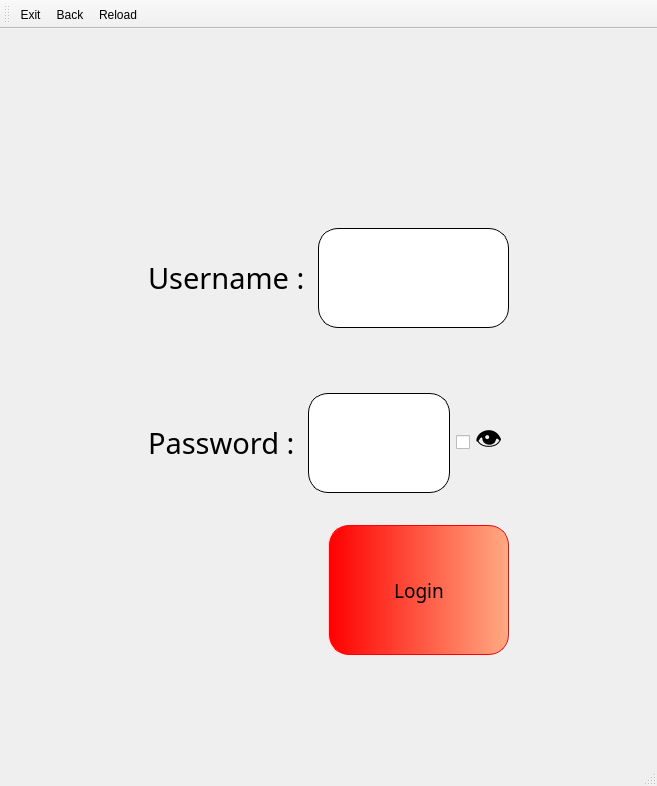
Before: the Qt Designer form admin_login.ui in MohamadAminA/Cinema, drawn with Qt 5.
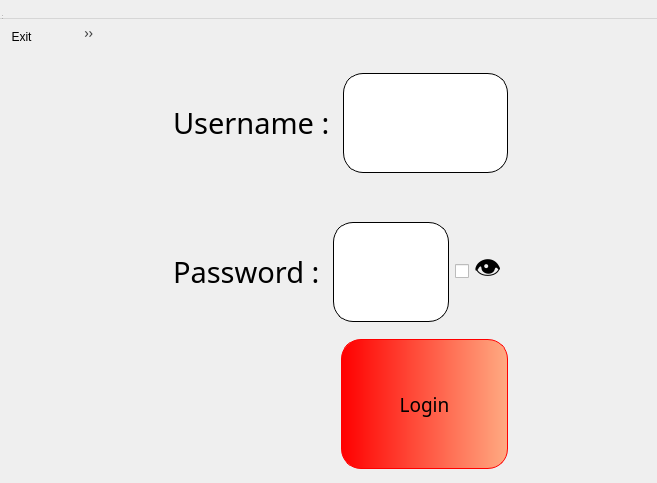
After: the same form once the commit is applied. Icons and pictures are not drawn.

Commit message:
Fix and update admin_login form
Convert admin_login to QDialog form
Use database instead of file

What changed in the file:
```diff
--- a/admin_login.ui
+++ b/admin_login.ui
@@ -1,13 +1,13 @@
 <?xml version="1.0" encoding="UTF-8"?>
 <ui version="4.0">
  <class>admin_login</class>
- <widget class="QMainWindow" name="admin_login">
+ <widget class="QDialog" name="admin_login">
   <property name="geometry">
    <rect>
     <x>0</x>
     <y>0</y>
     <width>657</width>
-    <height>786</height>
+    <height>483</height>
    </rect>
   </property>
   <property name="windowTitle">
@@ -32,6 +32,14 @@
 }</string>
   </property>
   <widget class="QWidget" name="centralwidget">
+   <property name="geometry">
+    <rect>
+     <x>0</x>
+     <y>0</y>
+     <width>258</width>
+     <height>453</height>
+    </rect>
+   </property>
    <layout class="QVBoxLayout" name="verticalLayout">
     <item>
      <spacer name="verticalSpacer">
@@ -50,6 +58,65 @@
      </spacer>
     </item>
     <item>
+     <spacer name="verticalSpacer_2">
+      <property name="orientation">
+       <enum>Qt::Vertical</enum>
+      </property>
+      <property name="sizeHint" stdset="0">
+       <size>
+        <width>20</width>
+        <height>129</height>
+       </size>
+      </property>
+     </spacer>
+    </item>
+   </layout>
+  </widget>
+  <widget class="QMenuBar" name="menubar">
+   <property name="geometry">
+    <rect>
+     <x>0</x>
+     <y>0</y>
+     <width>657</width>
+     <height>19</height>
+    </rect>
+   </property>
+  </widget>
+  <widget class="QStatusBar" name="statusbar">
+   <property name="geometry">
+    <rect>
+     <x>0</x>
+     <y>0</y>
+     <width>3</width>
+     <height>21</height>
+    </rect>
+   </property>
+  </widget>
+  <widget class="QToolBar" name="toolBar">
+   <property name="geometry">
+    <rect>
+     <x>0</x>
+     <y>20</y>
+     <width>97</width>
+     <height>34</height>
+    </rect>
+   </property>
+   <property name="windowTitle">
+    <string>toolBar</string>
+   </property>
+   <addaction name="actionExit"/>
+   <addaction name="actionBack"/>
+   <addaction name="actionReload"/>
+  </widget>
+  <widget class="QWidget" name="">
+   <property name="geometry">
+    <rect>
+     <x>160</x>
+     <y>30</y>
+     <width>361</width>
+     <height>439</height>
+    </rect>
+   </property>
      <layout class="QHBoxLayout" name="horizontalLayout_5">
       <property name="topMargin">
        <number>0</number>
@@ -97,7 +164,6 @@
                <font>
                 <family>French Script MT</family>
                 <pointsize>22</pointsize>
-                <weight>50</weight>
                 <bold>false</bold>
                </font>
               </property>
@@ -127,7 +193,6 @@
                <font>
                 <family>Comic Sans MS</family>
                 <pointsize>14</pointsize>
-                <weight>50</weight>
                 <bold>false</bold>
                </font>
               </property>
@@ -165,7 +230,6 @@
                <font>
                 <family>French Script MT</family>
                 <pointsize>22</pointsize>
-                <weight>50</weight>
                 <bold>false</bold>
                </font>
               </property>
@@ -195,7 +259,6 @@
                <font>
                 <family>Comic Sans MS</family>
                 <pointsize>14</pointsize>
-                <weight>50</weight>
                 <bold>false</bold>
                </font>
               </property>
@@ -294,46 +357,6 @@
        </spacer>
       </item>
      </layout>
-    </item>
-    <item>
-     <spacer name="verticalSpacer_2">
-      <property name="orientation">
-       <enum>Qt::Vertical</enum>
-      </property>
-      <property name="sizeHint" stdset="0">
-       <size>
-        <width>20</width>
-        <height>129</height>
-       </size>
-      </property>
-     </spacer>
-    </item>
-   </layout>
-  </widget>
-  <widget class="QMenuBar" name="menubar">
-   <property name="geometry">
-    <rect>
-     <x>0</x>
-     <y>0</y>
-     <width>657</width>
-     <height>19</height>
-    </rect>
-   </property>
-  </widget>
-  <widget class="QStatusBar" name="statusbar"/>
-  <widget class="QToolBar" name="toolBar">
-   <property name="windowTitle">
-    <string>toolBar</string>
-   </property>
-   <attribute name="toolBarArea">
-    <enum>TopToolBarArea</enum>
-   </attribute>
-   <attribute name="toolBarBreak">
-    <bool>false</bool>
-   </attribute>
-   <addaction name="actionExit"/>
-   <addaction name="actionBack"/>
-   <addaction name="actionReload"/>
   </widget>
   <action name="actionBack">
    <property name="icon">
```
Lines whose indentation alone changed are shown as unchanged. The commit also changes 5 other files.
